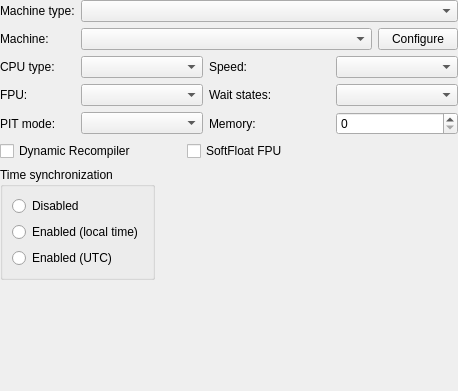
Old version of the form src/qt/qt_settingsmachine.ui in the repository 86Box/86Box.
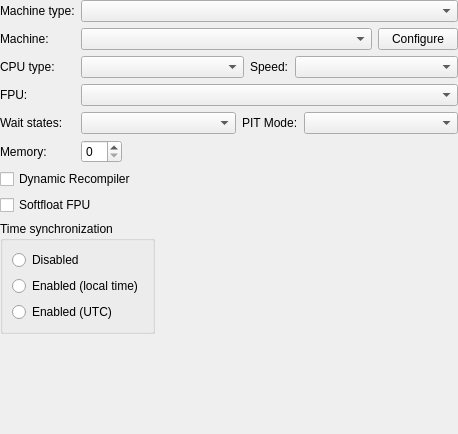
New version of the form.

Commit message: qt: Revert earlier machine settings updates but include the new PIT option

Patch:
```diff
--- a/src/qt/qt_settingsmachine.ui
+++ b/src/qt/qt_settingsmachine.ui
@@ -7,7 +7,7 @@
     <x>0</x>
     <y>0</y>
     <width>458</width>
-    <height>391</height>
+    <height>434</height>
    </rect>
   </property>
   <property name="windowTitle">
@@ -41,6 +41,71 @@
       <property name="bottomMargin">
        <number>0</number>
       </property>
+      <item row="4" column="0">
+       <widget class="QLabel" name="label_5">
+        <property name="text">
+         <string>Wait states:</string>
+        </property>
+       </widget>
+      </item>
+      <item row="0" column="1">
+       <widget class="QComboBox" name="comboBoxMachineType"/>
+      </item>
+      <item row="5" column="0">
+       <widget class="QLabel" name="label_6">
+        <property name="text">
+         <string>Memory:</string>
+        </property>
+       </widget>
+      </item>
+      <item row="3" column="1">
+       <widget class="QComboBox" name="comboBoxFPU"/>
+      </item>
+      <item row="4" column="1">
+       <widget class="QWidget" name="widget_4" native="true">
+        <layout class="QHBoxLayout" name="horizontalLayout_3">
+         <property name="leftMargin">
+          <number>0</number>
+         </property>
+         <property name="topMargin">
+          <number>0</number>
+         </property>
+         <property name="rightMargin">
+          <number>0</number>
+         </property>
+         <property name="bottomMargin">
+          <number>0</number>
+         </property>
+         <item>
+          <widget class="QComboBox" name="comboBoxWaitStates">
+           <property name="sizePolicy">
+            <sizepolicy hsizetype="MinimumExpanding" vsizetype="Fixed">
+             <horstretch>0</horstretch>
+             <verstretch>0</verstretch>
+            </sizepolicy>
+           </property>
+          </widget>
+         </item>
+         <item>
+          <widget class="QLabel" name="label_8">
+           <property name="text">
+            <string>PIT Mode:</string>
+           </property>
+          </widget>
+         </item>
+         <item>
+          <widget class="QComboBox" name="comboBoxPitMode">
+           <property name="sizePolicy">
+            <sizepolicy hsizetype="Expanding" vsizetype="Fixed">
+             <horstretch>0</horstretch>
+             <verstretch>0</verstretch>
+            </sizepolicy>
+           </property>
+          </widget>
+         </item>
+        </layout>
+       </widget>
+      </item>
       <item row="2" column="0">
        <widget class="QLabel" name="label_3">
         <property name="text">
@@ -75,12 +140,6 @@
          </item>
          <item>
           <widget class="QLabel" name="label_7">
-           <property name="sizePolicy">
-            <sizepolicy hsizetype="Expanding" vsizetype="Preferred">
-             <horstretch>0</horstretch>
-             <verstretch>0</verstretch>
-            </sizepolicy>
-           </property>
            <property name="text">
             <string>Speed:</string>
            </property>
@@ -102,142 +161,13 @@
         </layout>
        </widget>
       </item>
-      <item row="6" column="1">
-       <widget class="QWidget" name="widget_4" native="true">
-        <layout class="QHBoxLayout" name="horizontalLayout_3">
-         <property name="leftMargin">
-          <number>0</number>
-         </property>
-         <property name="topMargin">
-          <number>0</number>
-         </property>
-         <property name="rightMargin">
-          <number>0</number>
-         </property>
-         <property name="bottomMargin">
-          <number>0</number>
-         </property>
-         <item>
-          <widget class="QComboBox" name="comboBoxFPU">
-           <property name="sizePolicy">
-            <sizepolicy hsizetype="MinimumExpanding" vsizetype="Fixed">
-             <horstretch>0</horstretch>
-             <verstretch>0</verstretch>
-            </sizepolicy>
-           </property>
-          </widget>
-         </item>
-         <item>
-          <widget class="QLabel" name="label_5">
-           <property name="sizePolicy">
-            <sizepolicy hsizetype="Expanding" vsizetype="Preferred">
-             <horstretch>0</horstretch>
-             <verstretch>0</verstretch>
-            </sizepolicy>
-           </property>
-           <property name="text">
-            <string>Wait states:</string>
-           </property>
-           <property name="alignment">
-            <set>Qt::AlignLeading|Qt::AlignLeft|Qt::AlignVCenter</set>
-           </property>
-          </widget>
-         </item>
-         <item>
-          <widget class="QComboBox" name="comboBoxWaitStates">
-           <property name="sizePolicy">
-            <sizepolicy hsizetype="Expanding" vsizetype="Fixed">
-             <horstretch>0</horstretch>
-             <verstretch>0</verstretch>
-            </sizepolicy>
-           </property>
-          </widget>
-         </item>
-        </layout>
-       </widget>
-      </item>
-      <item row="7" column="0">
-       <widget class="QLabel" name="label_8">
-        <property name="text">
-         <string>PIT mode:</string>
-        </property>
-       </widget>
-      </item>
-      <item row="7" column="1">
-       <widget class="QWidget" name="widget_5" native="true">
-        <layout class="QHBoxLayout" name="horizontalLayout_4">
-         <property name="leftMargin">
-          <number>0</number>
-         </property>
-         <property name="topMargin">
-          <number>0</number>
-         </property>
-         <property name="rightMargin">
-          <number>0</number>
-         </property>
-         <property name="bottomMargin">
-          <number>0</number>
-         </property>
-         <item>
-          <widget class="QComboBox" name="comboBoxPitMode">
-           <property name="sizePolicy">
-            <sizepolicy hsizetype="MinimumExpanding" vsizetype="Fixed">
-             <horstretch>0</horstretch>
-             <verstretch>0</verstretch>
-            </sizepolicy>
-           </property>
-          </widget>
-         </item>
-         <item>
-          <widget class="QLabel" name="label_6">
-           <property name="sizePolicy">
-            <sizepolicy hsizetype="Expanding" vsizetype="Preferred">
-             <horstretch>0</horstretch>
-             <verstretch>0</verstretch>
-            </sizepolicy>
-           </property>
-           <property name="text">
-            <string>Memory:</string>
-           </property>
-          </widget>
-         </item>
-         <item>
-          <widget class="QSpinBox" name="spinBoxRAM">
-           <property name="sizePolicy">
-            <sizepolicy hsizetype="Expanding" vsizetype="Fixed">
-             <horstretch>0</horstretch>
-             <verstretch>0</verstretch>
-            </sizepolicy>
-           </property>
-           <property name="alignment">
-            <set>Qt::AlignLeading|Qt::AlignLeft|Qt::AlignVCenter</set>
-           </property>
-          </widget>
-         </item>
-        </layout>
-       </widget>
-      </item>
-      <item row="0" column="1">
-       <widget class="QComboBox" name="comboBoxMachineType"/>
-      </item>
-      <item row="6" column="0">
-       <widget class="QLabel" name="label_4">
-        <property name="text">
-         <string>FPU:</string>
-        </property>
-       </widget>
-      </item>
-      <item row="0" column="0">
-       <widget class="QLabel" name="label">
-        <property name="text">
-         <string>Machine type:</string>
-        </property>
-       </widget>
-      </item>
-      <item row="1" column="0">
-       <widget class="QLabel" name="label_2">
-        <property name="text">
-         <string>Machine:</string>
+      <item row="5" column="1">
+       <widget class="QSpinBox" name="spinBoxRAM">
+        <property name="sizePolicy">
+         <sizepolicy hsizetype="Maximum" vsizetype="Fixed">
+          <horstretch>0</horstretch>
+          <verstretch>0</verstretch>
+         </sizepolicy>
         </property>
        </widget>
       </item>
@@ -275,53 +205,56 @@
         </layout>
        </widget>
       </item>
-     </layout>
-    </widget>
-   </item>
-   <item>
-    <widget class="QWidget" name="widget_6" native="true">
-     <layout class="QHBoxLayout" name="horizontalLayout_5">
-      <property name="leftMargin">
-       <number>0</number>
-      </property>
-      <property name="topMargin">
-       <number>0</number>
-      </property>
-      <property name="rightMargin">
-       <number>0</number>
-      </property>
-      <property name="bottomMargin">
-       <number>0</number>
-      </property>
-      <item>
-       <widget class="QCheckBox" name="checkBoxDynamicRecompiler">
-        <property name="sizePolicy">
-         <sizepolicy hsizetype="Minimum" vsizetype="Fixed">
-          <horstretch>2</horstretch>
-          <verstretch>2</verstretch>
-         </sizepolicy>
-        </property>
+      <item row="0" column="0">
+       <widget class="QLabel" name="label">
         <property name="text">
-         <string>Dynamic Recompiler</string>
+         <string>Machine type:</string>
         </property>
        </widget>
       </item>
-      <item>
-       <widget class="QCheckBox" name="checkBoxFPUSoftfloat">
-        <property name="sizePolicy">
-         <sizepolicy hsizetype="Minimum" vsizetype="Fixed">
-          <horstretch>3</horstretch>
-          <verstretch>3</verstretch>
-         </sizepolicy>
+      <item row="1" column="0">
+       <widget class="QLabel" name="label_2">
+        <property name="text">
+         <string>Machine:</string>
         </property>
+       </widget>
+      </item>
+      <item row="3" column="0">
+       <widget class="QLabel" name="label_4">
         <property name="text">
-         <string>SoftFloat FPU</string>
+         <string>FPU:</string>
         </property>
        </widget>
       </item>
      </layout>
     </widget>
    </item>
+   <item>
+    <widget class="QCheckBox" name="checkBoxDynamicRecompiler">
+     <property name="sizePolicy">
+      <sizepolicy hsizetype="Minimum" vsizetype="Fixed">
+       <horstretch>2</horstretch>
+       <verstretch>2</verstretch>
+      </sizepolicy>
+     </property>
+     <property name="text">
+      <string>Dynamic Recompiler</string>
+     </property>
+    </widget>
+   </item>
+   <item>
+    <widget class="QCheckBox" name="checkBoxFPUSoftfloat">
+     <property name="sizePolicy">
+      <sizepolicy hsizetype="Minimum" vsizetype="Fixed">
+       <horstretch>3</horstretch>
+       <verstretch>3</verstretch>
+      </sizepolicy>
+     </property>
+     <property name="text">
+      <string>Softfloat FPU</string>
+     </property>
+    </widget>
+   </item>
    <item>
     <widget class="QGroupBox" name="groupBox">
      <property name="sizePolicy">
```
